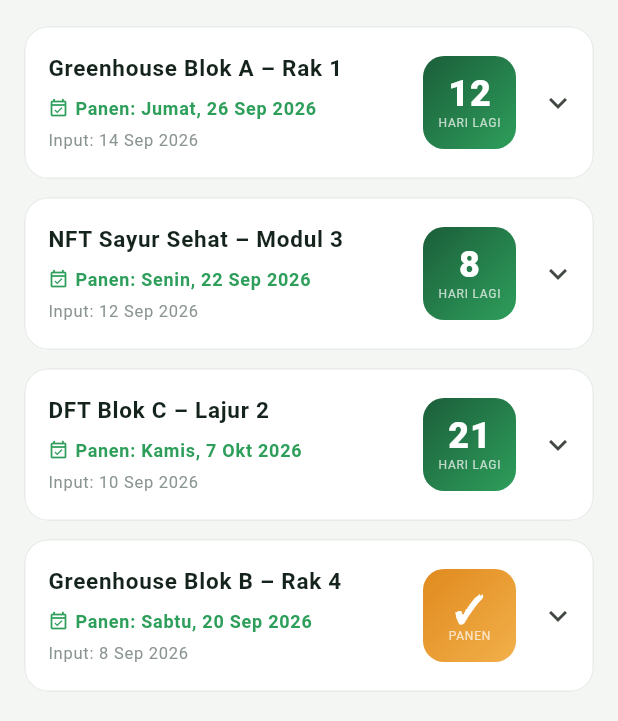
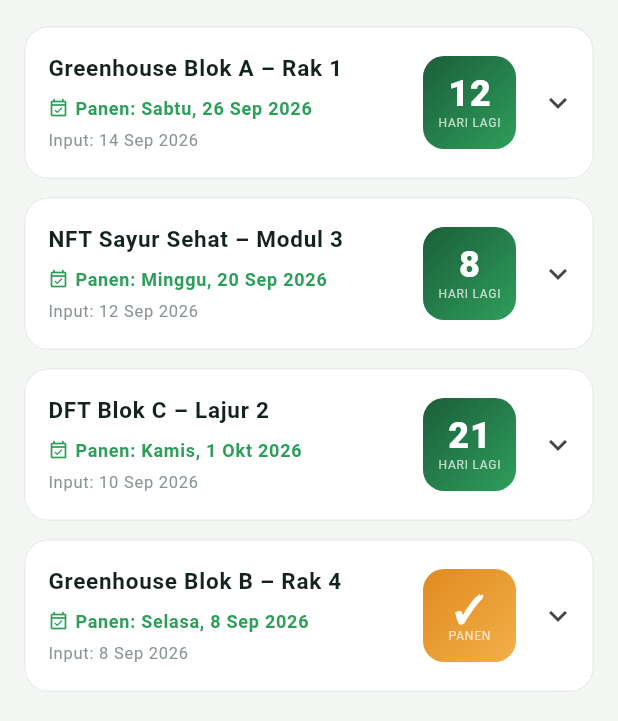
Before and after one commit to DinaKSari/Group_5_PBL, a Flutter app: the HistoryPage screen opened by its route, on a phone screen of 412 x 824 dp. Shown: the part 310-1031 px from the top of the screen. Run offline on Flutter 3.47's test engine with Material 3 defaults, Android fonts, the phone set to English and light mode, and no system bars; our stand-ins replace firebase_core, firebase_messaging, flutter_local_notifications, flutter_riverpod, go_router; accounts and stored records are empty; network calls fail.

Commit message:
refactor(riwayat): history feature-first + sambungkan prediksi ke riwayat
- domain: HistoryEntry entity + HistoryRepository contract
  (keputusan: tanpa use case terpisah, CRUD satu-baris — sesuai materi Week 7)
- data: InMemoryHistoryRepository (seed 4 data demo; TODO sqflite/API)
- presentation: HistoryPage ConsumerStatefulWidget + historyProvider
  (FutureProvider, state.when loading/error/retry + empty state)
- prediksi submit sekarang menyimpan HistoryEntry lalu invalidate riwayat
- hapus _dummy & HistoryItem inline dari file halaman
- verifikasi: analyze bersih, test 5/5

```diff
--- /dev/null
+++ b/smart_farming/lib/features/history/domain/entities/history_entry.dart
@@ -0,0 +1,20 @@
+import '../../../prediction/domain/entities/prediction_request.dart';
+
+/// Satu log prediksi yang tersimpan. Ini entitas bisnis riwayat,
+/// bukan representasi tabel/JSON (itu tugas model di layer data).
+class HistoryEntry {
+  const HistoryEntry({
+    required this.location,
+    required this.inputDate,
+    required this.daysLeft,
+    required this.parameters,
+  });
+
+  final String location;
+  final DateTime inputDate;
+  final int daysLeft;
+  final PredictionRequest parameters;
+
+  DateTime get harvestDate => inputDate.add(Duration(days: daysLeft));
+  bool get isReady => daysLeft <= 0;
+}
--- a/smart_farming/lib/pages/history_page.dart
+++ b/smart_farming/lib/features/history/presentation/pages/history_page.dart
@@ -1,60 +1,47 @@
 import 'package:flutter/material.dart';
-import 'package:smart_farming/core/app_colors.dart';
-
-/// Satu log prediksi. Fitur ML: umur, suhu, kelembapan, TDS, pH.
-class HistoryItem {
-  const HistoryItem({
-    required this.location,
-    required this.inputDate,
-    required this.harvestDate,
-    required this.daysLeft,
-    required this.age,
-    required this.temp,
-    required this.humidity,
-    required this.tds,
-    required this.ph,
-  });
-  final String location, inputDate, harvestDate;
-  final int daysLeft, age, humidity, tds;
-  final double temp, ph;
-
-  bool get isReady => daysLeft <= 0;
-  String get searchText => '$location $inputDate $harvestDate'.toLowerCase();
-}
-
-const _dummy = [
-  HistoryItem(location: 'Greenhouse Blok A – Rak 1', inputDate: '14 Sep 2026', harvestDate: 'Jumat, 26 Sep 2026', daysLeft: 12, age: 22, temp: 23, humidity: 78, tds: 710, ph: 6.2),
-  HistoryItem(location: 'NFT Sayur Sehat – Modul 3', inputDate: '12 Sep 2026', harvestDate: 'Senin, 22 Sep 2026', daysLeft: 8, age: 31, temp: 24.5, humidity: 74, tds: 880, ph: 6.4),
-  HistoryItem(location: 'DFT Blok C – Lajur 2', inputDate: '10 Sep 2026', harvestDate: 'Kamis, 7 Okt 2026', daysLeft: 21, age: 15, temp: 22, humidity: 80, tds: 650, ph: 6.0),
-  HistoryItem(location: 'Greenhouse Blok B – Rak 4', inputDate: '8 Sep 2026', harvestDate: 'Sabtu, 20 Sep 2026', daysLeft: 0, age: 37, temp: 25, humidity: 72, tds: 800, ph: 6.1),
-];
+import 'package:flutter_riverpod/flutter_riverpod.dart';
+import '../../../../core/app_colors.dart';
+import '../../domain/entities/history_entry.dart';
+import '../providers/history_providers.dart';
 
 enum HistoryFilter { semua, siap, tumbuh }
 
-class HistoryPage extends StatefulWidget {
+const _months = ['Jan', 'Feb', 'Mar', 'Apr', 'Mei', 'Jun', 'Jul', 'Agu', 'Sep', 'Okt', 'Nov', 'Des'];
+const _weekdays = ['Senin', 'Selasa', 'Rabu', 'Kamis', 'Jumat', 'Sabtu', 'Minggu'];
+
+String _fmtShort(DateTime d) => '${d.day} ${_months[d.month - 1]} ${d.year}';
+String _fmtFull(DateTime d) => '${_weekdays[d.weekday - 1]}, ${_fmtShort(d)}';
+
+class HistoryPage extends ConsumerStatefulWidget {
   const HistoryPage({super.key});
 
   @override
-  State<HistoryPage> createState() => _HistoryPageState();
+  ConsumerState<HistoryPage> createState() => _HistoryPageState();
 }
 
-class _HistoryPageState extends State<HistoryPage> {
-  final _items = _dummy; // TODO: ganti dengan data dari provider/API
+class _HistoryPageState extends ConsumerState<HistoryPage> {
   String _query = '';
   HistoryFilter _filter = HistoryFilter.semua;
 
-  List<HistoryItem> get _visible => _items.where((e) {
+  List<HistoryEntry> _visible(List<HistoryEntry> items) {
+    final q = _query.trim().toLowerCase();
+    return items.where((e) {
       final okFilter = switch (_filter) {
         HistoryFilter.semua => true,
         HistoryFilter.siap => e.isReady,
         HistoryFilter.tumbuh => !e.isReady,
       };
-        return okFilter && e.searchText.contains(_query);
+      final okQuery = q.isEmpty ||
+          e.location.toLowerCase().contains(q) ||
+          _fmtShort(e.inputDate).toLowerCase().contains(q) ||
+          _fmtFull(e.harvestDate).toLowerCase().contains(q);
+      return okFilter && okQuery;
     }).toList();
+  }
 
   @override
   Widget build(BuildContext context) {
-    final list = _visible;
+    final history = ref.watch(historyProvider);
     return Scaffold(
       backgroundColor: AppColors.bg,
       body: Column(
@@ -64,20 +51,40 @@ class _HistoryPageState extends State<HistoryPage> {
             padding: const EdgeInsets.fromLTRB(16, 12, 16, 0),
             child: Column(
               children: [
-                SearchField(onChanged: (v) => setState(() => _query = v.trim().toLowerCase())),
+                SearchField(onChanged: (v) => setState(() => _query = v)),
                 const SizedBox(height: 10),
                 FilterRow(selected: _filter, onSelected: (f) => setState(() => _filter = f)),
               ],
             ),
           ),
           Expanded(
-            child: list.isEmpty
-                ? const Center(child: Text('Tidak ada riwayat', style: TextStyle(color: AppColors.muted)))
-                : ListView.separated(
+            child: history.when(
+              loading: () => const Center(child: CircularProgressIndicator()),
+              error: (e, _) => Center(
+                child: Column(
+                  mainAxisAlignment: MainAxisAlignment.center,
+                  children: [
+                    const Text('Gagal memuat riwayat', style: TextStyle(color: AppColors.muted)),
+                    const SizedBox(height: 12),
+                    FilledButton.tonal(
+                      onPressed: () => ref.invalidate(historyProvider),
+                      child: const Text('Coba lagi'),
+                    ),
+                  ],
+                ),
+              ),
+              data: (items) {
+                final list = _visible(items);
+                if (list.isEmpty) {
+                  return const Center(child: Text('Tidak ada riwayat', style: TextStyle(color: AppColors.muted)));
+                }
+                return ListView.separated(
                   padding: const EdgeInsets.fromLTRB(16, 12, 16, 24),
                   itemCount: list.length,
                   separatorBuilder: (_, _) => const SizedBox(height: 12),
                   itemBuilder: (_, i) => HistoryTile(list[i]),
+                );
+              },
             ),
           ),
         ],
@@ -129,7 +136,7 @@ class SearchField extends StatelessWidget {
         fillColor: Colors.white,
         isDense: true,
         contentPadding: const EdgeInsets.symmetric(vertical: 14),
-        enabledBorder: OutlineInputBorder(borderRadius: BorderRadius.circular(14), borderSide: const BorderSide(color: Color(0xFFE8ECE9))),
+        enabledBorder: OutlineInputBorder(borderRadius: BorderRadius.circular(14), borderSide: const BorderSide(color: AppColors.border)),
         focusedBorder: OutlineInputBorder(borderRadius: BorderRadius.circular(14), borderSide: const BorderSide(color: AppColors.accent)),
       ),
     );
@@ -156,7 +163,7 @@ class FilterRow extends StatelessWidget {
             selectedColor: AppColors.primary,
             backgroundColor: Colors.white,
             labelStyle: TextStyle(color: selected == e.key ? Colors.white : AppColors.text, fontSize: 13, fontWeight: FontWeight.w600),
-            side: const BorderSide(color: Color(0xFFE8ECE9)),
+            side: const BorderSide(color: AppColors.border),
           ),
           const SizedBox(width: 8),
         ],
@@ -167,16 +174,17 @@ class FilterRow extends StatelessWidget {
 
 class HistoryTile extends StatelessWidget {
   const HistoryTile(this.item, {super.key});
-  final HistoryItem item;
+  final HistoryEntry item;
 
   @override
   Widget build(BuildContext context) {
+    final p = item.parameters;
     return Card(
       margin: EdgeInsets.zero,
       elevation: 0,
       color: Colors.white,
       clipBehavior: Clip.antiAlias,
-      shape: RoundedRectangleBorder(borderRadius: BorderRadius.circular(16), side: const BorderSide(color: Color(0xFFE8ECE9))),
+      shape: RoundedRectangleBorder(borderRadius: BorderRadius.circular(16), side: const BorderSide(color: AppColors.border)),
       child: Theme(
         data: Theme.of(context).copyWith(dividerColor: Colors.transparent),
         child: ExpansionTile(
@@ -195,11 +203,11 @@ class HistoryTile extends StatelessWidget {
                       children: [
                         const Icon(Icons.event_available_outlined, size: 14, color: AppColors.accent),
                         const SizedBox(width: 4),
-                        Flexible(child: Text('Panen: ${item.harvestDate}', style: const TextStyle(color: AppColors.accent, fontSize: 12, fontWeight: FontWeight.w600))),
+                        Flexible(child: Text('Panen: ${_fmtFull(item.harvestDate)}', style: const TextStyle(color: AppColors.accent, fontSize: 12, fontWeight: FontWeight.w600))),
                       ],
                     ),
                     const SizedBox(height: 4),
-                    Text('Input: ${item.inputDate}', style: const TextStyle(color: AppColors.muted, fontSize: 11)),
+                    Text('Input: ${_fmtShort(item.inputDate)}', style: const TextStyle(color: AppColors.muted, fontSize: 11)),
                   ],
                 ),
               ),
@@ -212,11 +220,11 @@ class HistoryTile extends StatelessWidget {
               spacing: 8,
               runSpacing: 8,
               children: [
-                ParamChip(Icons.calendar_month_outlined, '${item.age} hari'),
-                ParamChip(Icons.thermostat_outlined, '${item.temp}°C'),
-                ParamChip(Icons.cloud_outlined, '${item.humidity}%'),
-                ParamChip(Icons.science_outlined, '${item.tds} ppm'),
-                ParamChip(Icons.water_drop_outlined, 'pH ${item.ph}'),
+                ParamChip(Icons.calendar_month_outlined, '${p.plantAge.toStringAsFixed(0)} hari'),
+                ParamChip(Icons.thermostat_outlined, '${p.temperature}°C'),
+                ParamChip(Icons.cloud_outlined, '${p.humidity.toStringAsFixed(0)}%'),
+                ParamChip(Icons.science_outlined, '${p.tds.toStringAsFixed(0)} ppm'),
+                ParamChip(Icons.water_drop_outlined, 'pH ${p.ph}'),
               ],
             ),
           ],
--- /dev/null
+++ b/smart_farming/lib/features/history/presentation/providers/history_providers.dart
@@ -0,0 +1,17 @@
+import 'package:flutter_riverpod/flutter_riverpod.dart';
+
+import '../../data/repositories/in_memory_history_repository.dart';
+import '../../domain/entities/history_entry.dart';
+import '../../domain/repositories/history_repository.dart';
+
+final historyRepositoryProvider = Provider<HistoryRepository>((ref) {
+  return InMemoryHistoryRepository.instance;
+});
+
+/// Sumber daftar riwayat untuk UI. invalidate() = refresh setelah entri baru.
+final historyProvider = FutureProvider<List<HistoryEntry>>((ref) async {
+  final result = await ref.watch(historyRepositoryProvider).getHistory();
+  final failure = result.failure;
+  if (failure != null) throw StateError(failure.message);
+  return result.items;
+});
--- a/smart_farming/lib/pages/main_shell_page.dart
+++ b/smart_farming/lib/pages/main_shell_page.dart
@@ -1,8 +1,8 @@
 import 'package:flutter/material.dart';
 import 'package:smart_farming/core/app_colors.dart';
+import '../features/history/presentation/pages/history_page.dart';
 import '../features/prediction/presentation/pages/prediction_page.dart';
 import 'home_page.dart';
-import 'history_page.dart';
 
 /// Shell utama: mengelola IndexedStack untuk 3 tab utama
 /// dan NavigationBar di bagian bawah.
--- a/smart_farming/lib/routes.dart
+++ b/smart_farming/lib/routes.dart
@@ -1,8 +1,8 @@
 import 'package:flutter/material.dart';
 import 'package:go_router/go_router.dart';
 
+import 'features/history/presentation/pages/history_page.dart';
 import 'features/prediction/presentation/pages/prediction_page.dart';
-import 'pages/history_page.dart';
 import 'pages/home_page.dart';
 import 'pages/login_page.dart';
 import 'pages/splash_page.dart';
```
Also changed, not shown: smart_farming/lib/features/history/data/repositories/in_memory_history_repository.dart (added, +50 -0 lines), smart_farming/lib/features/history/domain/repositories/history_repository.dart (added, +10 -0 lines), smart_farming/lib/features/prediction/presentation/pages/prediction_page.dart (+12 -1 lines). Lines whose indentation alone changed are shown as unchanged.
